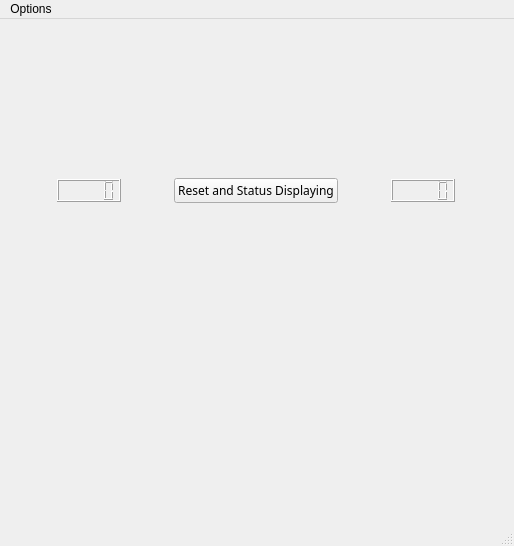
The window that mainwindow.ui (TsinamLeung/minesweeper-demo-QT) describes before a commit, drawn with Qt 5.
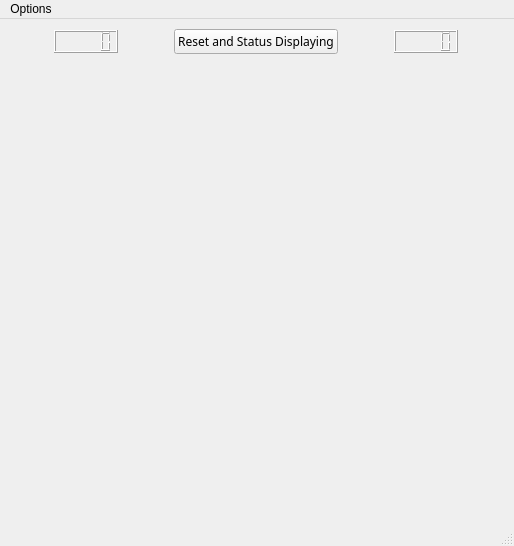
The same window after the commit. Custom widgets are drawn as their Qt base class.

```diff
--- a/mainwindow.ui
+++ b/mainwindow.ui
@@ -29,7 +29,28 @@
    <bool>true</bool>
   </property>
   <widget class="QWidget" name="centralwidget">
+   <property name="sizePolicy">
+    <sizepolicy hsizetype="Preferred" vsizetype="Preferred">
+     <horstretch>0</horstretch>
+     <verstretch>0</verstretch>
+    </sizepolicy>
+   </property>
    <layout class="QVBoxLayout" name="verticalLayout">
+    <property name="spacing">
+     <number>5</number>
+    </property>
+    <property name="leftMargin">
+     <number>3</number>
+    </property>
+    <property name="topMargin">
+     <number>10</number>
+    </property>
+    <property name="rightMargin">
+     <number>3</number>
+    </property>
+    <property name="bottomMargin">
+     <number>10</number>
+    </property>
     <item>
      <layout class="QHBoxLayout" name="horizontalLayout">
       <property name="spacing">
@@ -44,7 +65,7 @@
       <item>
        <widget class="QLCDNumber" name="timer">
         <property name="sizePolicy">
-         <sizepolicy hsizetype="Fixed" vsizetype="Fixed">
+         <sizepolicy hsizetype="Maximum" vsizetype="Maximum">
           <horstretch>0</horstretch>
           <verstretch>0</verstretch>
          </sizepolicy>
@@ -62,7 +83,7 @@
          <bool>true</bool>
         </property>
         <property name="sizePolicy">
-         <sizepolicy hsizetype="Fixed" vsizetype="Fixed">
+         <sizepolicy hsizetype="Maximum" vsizetype="Maximum">
           <horstretch>0</horstretch>
           <verstretch>0</verstretch>
          </sizepolicy>
@@ -89,7 +110,7 @@
       <item>
        <widget class="QLCDNumber" name="counter">
         <property name="sizePolicy">
-         <sizepolicy hsizetype="Fixed" vsizetype="Fixed">
+         <sizepolicy hsizetype="Maximum" vsizetype="Maximum">
           <horstretch>0</horstretch>
           <verstretch>0</verstretch>
          </sizepolicy>
@@ -111,6 +132,12 @@
         <verstretch>0</verstretch>
        </sizepolicy>
       </property>
+      <property name="minimumSize">
+       <size>
+        <width>0</width>
+        <height>450</height>
+       </size>
+      </property>
       <property name="mouseTracking">
        <bool>true</bool>
       </property>
```
